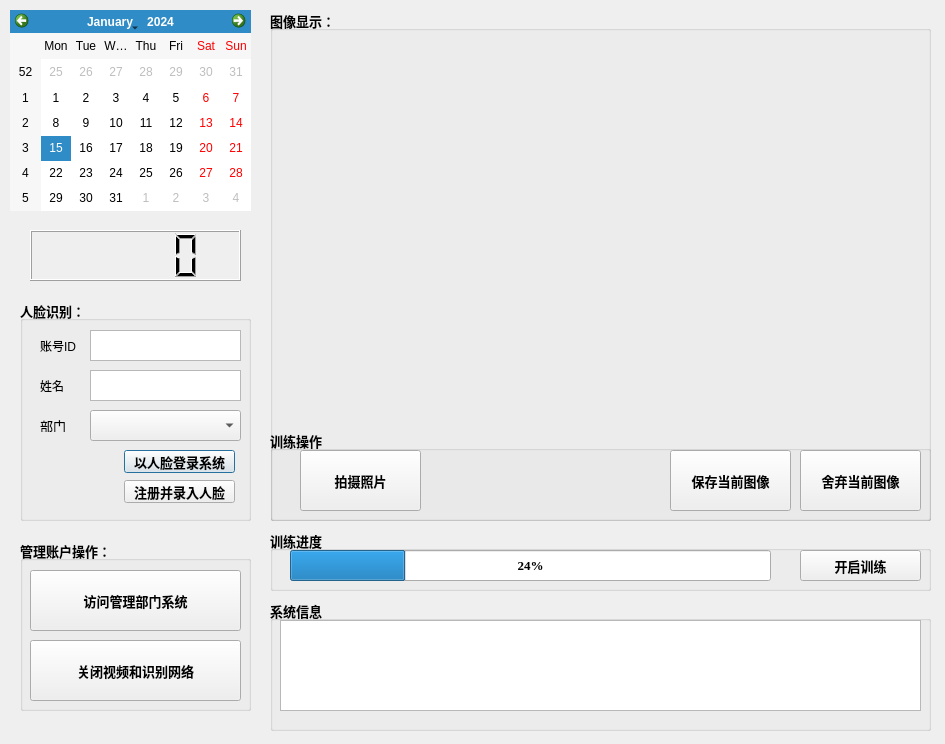
The window that src/WorkAttendanceSys/WorkAttendanceSys.ui (Liupeter01/WorkAttendanceQT) describes before a commit, drawn with Qt 5.
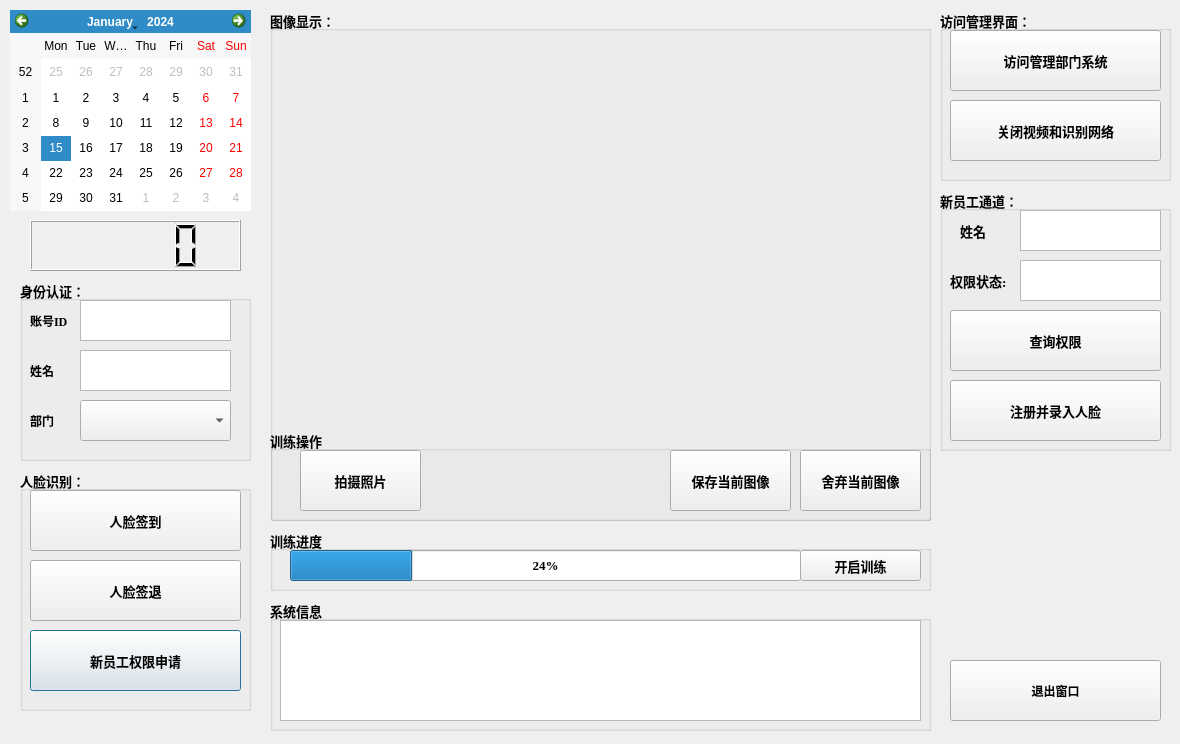
The same window after the commit.

```diff
--- a/src/WorkAttendanceSys/WorkAttendanceSys.ui
+++ b/src/WorkAttendanceSys/WorkAttendanceSys.ui
@@ -6,7 +6,7 @@
    <rect>
     <x>0</x>
     <y>0</y>
-    <width>945</width>
+    <width>1180</width>
     <height>744</height>
    </rect>
   </property>
@@ -471,52 +471,6 @@
     <string/>
    </property>
   </widget>
-  <widget class="QLabel" name="name_label">
-   <property name="geometry">
-    <rect>
-     <x>40</x>
-     <y>380</y>
-     <width>54</width>
-     <height>12</height>
-    </rect>
-   </property>
-   <property name="text">
-    <string>姓名</string>
-   </property>
-  </widget>
-  <widget class="QLabel" name="id_label">
-   <property name="geometry">
-    <rect>
-     <x>40</x>
-     <y>340</y>
-     <width>54</width>
-     <height>12</height>
-    </rect>
-   </property>
-   <property name="text">
-    <string>账号ID</string>
-   </property>
-  </widget>
-  <widget class="QTextEdit" name="UserID">
-   <property name="geometry">
-    <rect>
-     <x>90</x>
-     <y>330</y>
-     <width>151</width>
-     <height>31</height>
-    </rect>
-   </property>
-  </widget>
-  <widget class="QTextEdit" name="NameInput">
-   <property name="geometry">
-    <rect>
-     <x>90</x>
-     <y>370</y>
-     <width>151</width>
-     <height>31</height>
-    </rect>
-   </property>
-  </widget>
   <widget class="QGroupBox" name="groupBox">
    <property name="geometry">
     <rect>
@@ -542,9 +496,9 @@
    <property name="geometry">
     <rect>
      <x>20</x>
-     <y>300</y>
+     <y>470</y>
      <width>231</width>
-     <height>221</height>
+     <height>241</height>
     </rect>
    </property>
    <property name="font">
@@ -558,59 +512,43 @@
    <property name="title">
     <string>人脸识别：</string>
    </property>
-   <widget class="QPushButton" name="Login">
+   <widget class="QPushButton" name="AciqurePremit">
     <property name="geometry">
      <rect>
-      <x>104</x>
-      <y>150</y>
-      <width>111</width>
-      <height>23</height>
+      <x>10</x>
+      <y>160</y>
+      <width>211</width>
+      <height>61</height>
      </rect>
     </property>
     <property name="text">
-     <string>以人脸登录系统</string>
+     <string>新员工权限申请</string>
     </property>
    </widget>
-   <widget class="QPushButton" name="Register">
+   <widget class="QPushButton" name="Logout">
     <property name="geometry">
      <rect>
-      <x>104</x>
-      <y>180</y>
-      <width>111</width>
-      <height>23</height>
+      <x>10</x>
+      <y>90</y>
+      <width>211</width>
+      <height>61</height>
      </rect>
     </property>
     <property name="text">
-     <string>注册并录入人脸</string>
+     <string>人脸签退</string>
     </property>
    </widget>
-   <widget class="QLabel" name="label">
+   <widget class="QPushButton" name="SignIn">
     <property name="geometry">
      <rect>
-      <x>20</x>
-      <y>120</y>
-      <width>54</width>
-      <height>12</height>
+      <x>10</x>
+      <y>20</y>
+      <width>211</width>
+      <height>61</height>
      </rect>
     </property>
-    <property name="font">
-     <font>
-      <weight>50</weight>
-      <bold>false</bold>
-     </font>
-    </property>
     <property name="text">
-     <string>部门</string>
-    </property>
-   </widget>
-   <widget class="QComboBox" name="comboBox">
-    <property name="geometry">
-     <rect>
-      <x>70</x>
-      <y>110</y>
-      <width>151</width>
-      <height>31</height>
-     </rect>
+     <string>人脸签到</string>
     </property>
    </widget>
   </widget>
@@ -628,7 +566,7 @@
    <property name="geometry">
     <rect>
      <x>30</x>
-     <y>230</y>
+     <y>220</y>
      <width>211</width>
      <height>51</height>
     </rect>
@@ -660,7 +598,7 @@
       <x>10</x>
       <y>20</y>
       <width>641</width>
-      <height>91</height>
+      <height>101</height>
      </rect>
     </property>
    </widget>
@@ -690,7 +628,7 @@
      <rect>
       <x>20</x>
       <y>20</y>
-      <width>481</width>
+      <width>511</width>
       <height>31</height>
      </rect>
     </property>
@@ -715,8 +653,8 @@
   <widget class="QGroupBox" name="groupBox_5">
    <property name="geometry">
     <rect>
-     <x>20</x>
-     <y>540</y>
+     <x>940</x>
+     <y>10</y>
      <width>231</width>
      <height>171</height>
     </rect>
@@ -730,13 +668,13 @@
     </font>
    </property>
    <property name="title">
-    <string>管理账户操作：</string>
+    <string>访问管理界面：</string>
    </property>
    <widget class="QPushButton" name="CloseVideo">
     <property name="geometry">
      <rect>
       <x>10</x>
-      <y>100</y>
+      <y>90</y>
       <width>211</width>
       <height>61</height>
      </rect>
@@ -749,7 +687,7 @@
     <property name="geometry">
      <rect>
       <x>10</x>
-      <y>30</y>
+      <y>20</y>
       <width>211</width>
       <height>61</height>
      </rect>
@@ -819,19 +757,254 @@
     </property>
    </widget>
   </widget>
+  <widget class="QPushButton" name="ExitSystem">
+   <property name="geometry">
+    <rect>
+     <x>950</x>
+     <y>660</y>
+     <width>211</width>
+     <height>61</height>
+    </rect>
+   </property>
+   <property name="font">
+    <font>
+     <family>Times New Roman</family>
+     <weight>75</weight>
+     <bold>true</bold>
+    </font>
+   </property>
+   <property name="text">
+    <string>退出窗口</string>
+   </property>
+  </widget>
+  <widget class="QGroupBox" name="groupBox_7">
+   <property name="geometry">
+    <rect>
+     <x>940</x>
+     <y>190</y>
+     <width>231</width>
+     <height>261</height>
+    </rect>
+   </property>
+   <property name="font">
+    <font>
+     <family>Times New Roman</family>
+     <pointsize>10</pointsize>
+     <weight>75</weight>
+     <bold>true</bold>
+    </font>
+   </property>
+   <property name="title">
+    <string>新员工通道：</string>
+   </property>
+   <widget class="QPushButton" name="checkPremittion">
+    <property name="geometry">
+     <rect>
+      <x>10</x>
+      <y>120</y>
+      <width>211</width>
+      <height>61</height>
+     </rect>
+    </property>
+    <property name="text">
+     <string>查询权限</string>
+    </property>
+   </widget>
+   <widget class="QLabel" name="id_label_2">
+    <property name="geometry">
+     <rect>
+      <x>10</x>
+      <y>70</y>
+      <width>71</width>
+      <height>41</height>
+     </rect>
+    </property>
+    <property name="text">
+     <string>权限状态:</string>
+    </property>
+   </widget>
+   <widget class="QTextBrowser" name="SystemStatusInfo_2">
+    <property name="geometry">
+     <rect>
+      <x>80</x>
+      <y>70</y>
+      <width>141</width>
+      <height>41</height>
+     </rect>
+    </property>
+   </widget>
+   <widget class="QPushButton" name="TranningSetInput">
+    <property name="geometry">
+     <rect>
+      <x>10</x>
+      <y>190</y>
+      <width>211</width>
+      <height>61</height>
+     </rect>
+    </property>
+    <property name="text">
+     <string>注册并录入人脸</string>
+    </property>
+   </widget>
+   <widget class="QLabel" name="name_label_2">
+    <property name="geometry">
+     <rect>
+      <x>20</x>
+      <y>20</y>
+      <width>54</width>
+      <height>41</height>
+     </rect>
+    </property>
+    <property name="font">
+     <font>
+      <family>Times New Roman</family>
+      <weight>75</weight>
+      <bold>true</bold>
+     </font>
+    </property>
+    <property name="text">
+     <string>姓名</string>
+    </property>
+   </widget>
+   <widget class="QTextEdit" name="NameInput_2">
+    <property name="geometry">
+     <rect>
+      <x>80</x>
+      <y>20</y>
+      <width>141</width>
+      <height>41</height>
+     </rect>
+    </property>
+   </widget>
+  </widget>
+  <widget class="QLabel" name="name_label">
+   <property name="geometry">
+    <rect>
+     <x>30</x>
+     <y>350</y>
+     <width>54</width>
+     <height>41</height>
+    </rect>
+   </property>
+   <property name="font">
+    <font>
+     <family>Times New Roman</family>
+     <weight>75</weight>
+     <bold>true</bold>
+    </font>
+   </property>
+   <property name="text">
+    <string>姓名</string>
+   </property>
+  </widget>
+  <widget class="QComboBox" name="comboBox">
+   <property name="geometry">
+    <rect>
+     <x>80</x>
+     <y>400</y>
+     <width>151</width>
+     <height>41</height>
+    </rect>
+   </property>
+  </widget>
+  <widget class="QLabel" name="label">
+   <property name="geometry">
+    <rect>
+     <x>30</x>
+     <y>410</y>
+     <width>54</width>
+     <height>21</height>
+    </rect>
+   </property>
+   <property name="font">
+    <font>
+     <weight>75</weight>
+     <bold>true</bold>
+    </font>
+   </property>
+   <property name="text">
+    <string>部门</string>
+   </property>
+  </widget>
+  <widget class="QTextEdit" name="NameInput">
+   <property name="geometry">
+    <rect>
+     <x>80</x>
+     <y>350</y>
+     <width>151</width>
+     <height>41</height>
+    </rect>
+   </property>
+  </widget>
+  <widget class="QLabel" name="id_label">
+   <property name="geometry">
+    <rect>
+     <x>30</x>
+     <y>310</y>
+     <width>54</width>
+     <height>21</height>
+    </rect>
+   </property>
+   <property name="font">
+    <font>
+     <family>Times New Roman</family>
+     <weight>75</weight>
+     <bold>true</bold>
+    </font>
+   </property>
+   <property name="text">
+    <string>账号ID</string>
+   </property>
+  </widget>
+  <widget class="QTextEdit" name="UserID">
+   <property name="geometry">
+    <rect>
+     <x>80</x>
+     <y>300</y>
+     <width>151</width>
+     <height>41</height>
+    </rect>
+   </property>
+  </widget>
+  <widget class="QGroupBox" name="groupBox_8">
+   <property name="geometry">
+    <rect>
+     <x>20</x>
+     <y>280</y>
+     <width>231</width>
+     <height>181</height>
+    </rect>
+   </property>
+   <property name="font">
+    <font>
+     <family>Times New Roman</family>
+     <pointsize>10</pointsize>
+     <weight>75</weight>
+     <bold>true</bold>
+    </font>
+   </property>
+   <property name="title">
+    <string>身份认证：</string>
+   </property>
+  </widget>
+  <zorder>groupBox_8</zorder>
   <zorder>groupBox_3</zorder>
   <zorder>groupBox_2</zorder>
   <zorder>groupBox</zorder>
   <zorder>VideoDisplay</zorder>
-  <zorder>name_label</zorder>
-  <zorder>id_label</zorder>
-  <zorder>UserID</zorder>
-  <zorder>NameInput</zorder>
   <zorder>calendarWidget</zorder>
   <zorder>lcdNumber</zorder>
   <zorder>groupBox_4</zorder>
   <zorder>groupBox_5</zorder>
   <zorder>groupBox_6</zorder>
+  <zorder>ExitSystem</zorder>
+  <zorder>groupBox_7</zorder>
+  <zorder>name_label</zorder>
+  <zorder>comboBox</zorder>
+  <zorder>label</zorder>
+  <zorder>NameInput</zorder>
+  <zorder>id_label</zorder>
+  <zorder>UserID</zorder>
  </widget>
  <layoutdefault spacing="6" margin="11"/>
  <resources>
```
